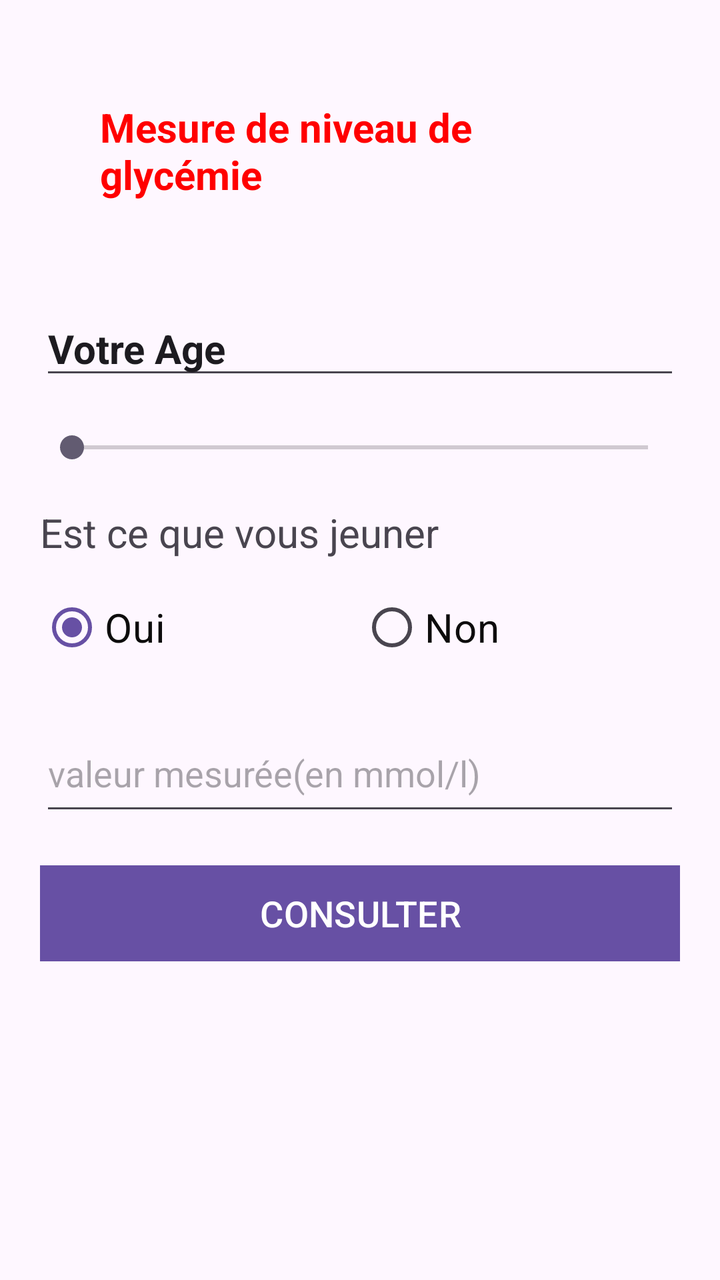
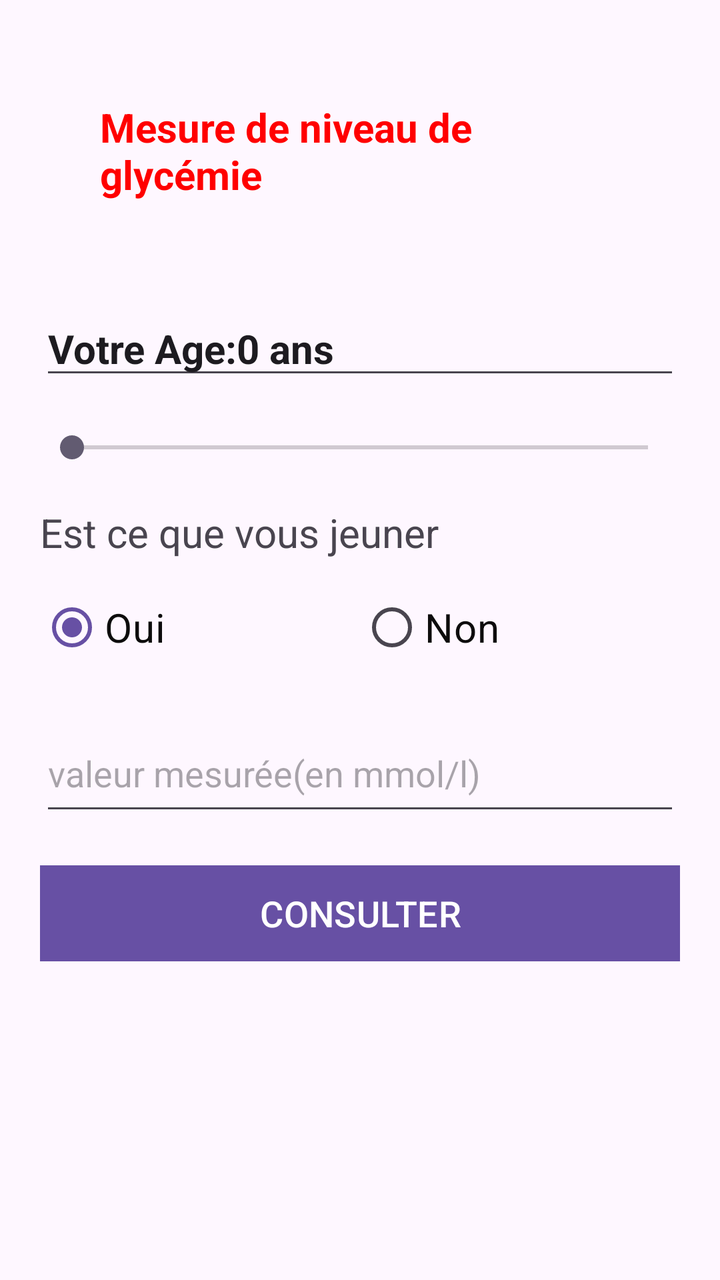

Two renders of the same Android screen: before a commit and after it. Below are the layout's source before the change and the commit's diff.
<!-- AndroidManifest.xml: application theme Theme.Ahmed_jarboui_Mesure_glycemie -->
<!-- res/layout/activity_main.xml -->
<?xml version="1.0" encoding="utf-8"?>
<LinearLayout xmlns:android="http://schemas.android.com/apk/res/android"
    xmlns:app="http://schemas.android.com/apk/res-auto"
    xmlns:tools="http://schemas.android.com/tools"
    android:id="@+id/main"
    android:layout_width="match_parent"
    android:layout_height="match_parent"
    android:orientation="vertical"
    android:padding="20dp"
    tools:context=".MainActivity"
    tools:ignore="HardcodedText"
    >
    <TextView
        android:layout_width="match_parent"
        android:layout_height="wrap_content"
        android:layout_gravity="center"
        android:fontFamily="playfair_display"
        android:text="Mesure de niveau de glycémie"
        android:textColor="@color/red"
        android:textSize="20sp"
        android:textStyle="bold"
        android:padding="30dp"/>
    <EditText
        android:id="@+id/editTextText"
        android:layout_width="match_parent"
        android:layout_height="wrap_content"
        android:layout_marginTop="20dp"
        android:ems="10"
        android:inputType="text"
        android:text="Votre Age"
        android:textSize="20dp"
        android:textStyle="bold" />
    <SeekBar
        android:id="@+id/sbAge"
        android:layout_width="match_parent"
        android:layout_height="wrap_content"
        android:max="120"
        android:layout_marginTop="20dp" />
    <TextView
        android:id="@+id/textView"
        android:layout_width="match_parent"
        android:layout_height="wrap_content"
        android:text="Est ce que vous jeuner"
        android:ems="10"
        android:layout_marginTop="20dp"
        android:textSize="20dp"/>
    <RadioGroup
        android:layout_width="match_parent"
        android:layout_height="wrap_content"
        android:orientation="horizontal"
        android:layout_marginTop="10dp" >
        <RadioButton
            android:layout_width="0dp"
            android:layout_height="48dp"
            android:id="@+id/rbnOui"
            android:layout_weight="1"
            android:checked="true"
            android:text="Oui"
            android:textColor="@color/black"
            android:textSize="20sp" />
        <RadioButton
            android:layout_width="0dp"
            android:layout_height="48dp"
            android:id="@+id/rbnNon"
            android:layout_weight="1"
            android:checked="false"
            android:text="Non"
            android:textColor="@color/black"
            android:textSize="20sp" />
    </RadioGroup>
    <EditText
        android:id="@+id/valeur"
        android:layout_width="match_parent"
        android:layout_height="55dp"
        android:layout_marginTop="20dp"
        android:hint="valeur mesurée(en mmol/l)"
        android:inputType="numberDecimal"
        android:textSize="18dp" />
    <Button
        android:id="@+id/btnConsulter"
        android:layout_width="match_parent"
        android:layout_height="wrap_content"
        android:layout_marginTop="20dp"
        android:text="CONSULTER"
        android:background="@color/grey"
        android:textSize="18sp" />
    <TextView
        android:layout_width="match_parent"
        android:layout_height="match_parent"
        android:layout_marginTop="20dp"
        android:id="@+id/msg"
        android:layout_gravity="center"
        android:textSize="25sp"/>
</LinearLayout>
<!-- resources referenced by this layout -->
<resources>
  <color name="black">#0D0C0C</color>
  <color name="grey">#5D5555</color>
  <color name="red">#FF0000</color>
  <style name="Theme.Ahmed_jarboui_Mesure_glycemie" parent="Base.Theme.Ahmed_jarboui_Mesure_glycemie" />
  <style name="Base.Theme.Ahmed_jarboui_Mesure_glycemie" parent="Theme.Material3.DayNight.NoActionBar">
          
          
      </style>
</resources>

<!-- the commit's change to res/layout/activity_main.xml (unified diff, before → after) -->
@@ -21,13 +21,13 @@
         android:textStyle="bold"
         android:padding="30dp"/>
     <EditText
-        android:id="@+id/editTextText"
+        android:id="@+id/textAge"
         android:layout_width="match_parent"
         android:layout_height="wrap_content"
         android:layout_marginTop="20dp"
         android:ems="10"
         android:inputType="text"
-        android:text="Votre Age"
+        android:text="Votre Age:0 ans"
         android:textSize="20dp"
         android:textStyle="bold" />
     <SeekBar
@@ -69,7 +69,7 @@
             android:textSize="20sp" />
     </RadioGroup>
     <EditText
-        android:id="@+id/valeur"
+        android:id="@+id/etValeur"
         android:layout_width="match_parent"
         android:layout_height="55dp"
         android:layout_marginTop="20dp"
